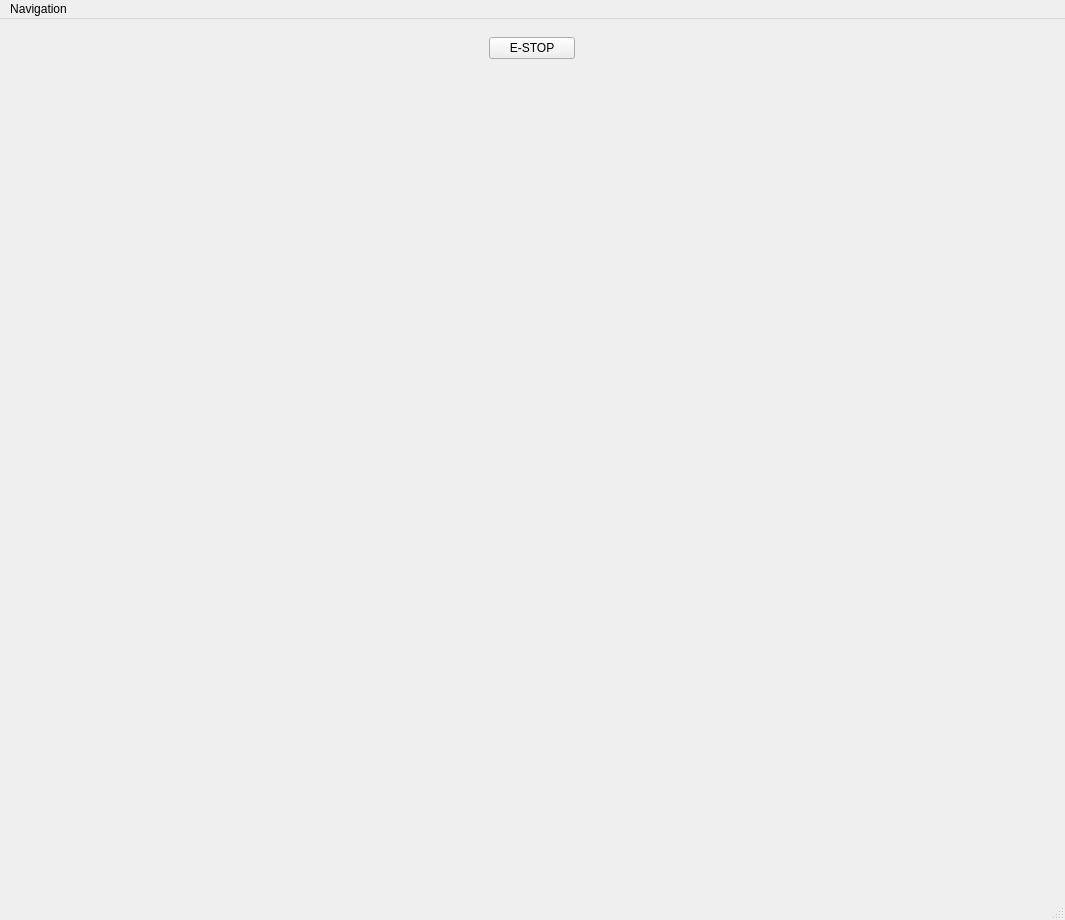
This is frontend/BSCMainWindow.ui in YCP-Rev-Metrix/BallSpinner-Controller-v2 as Qt 5 draws it before an edit. The edited form follows.
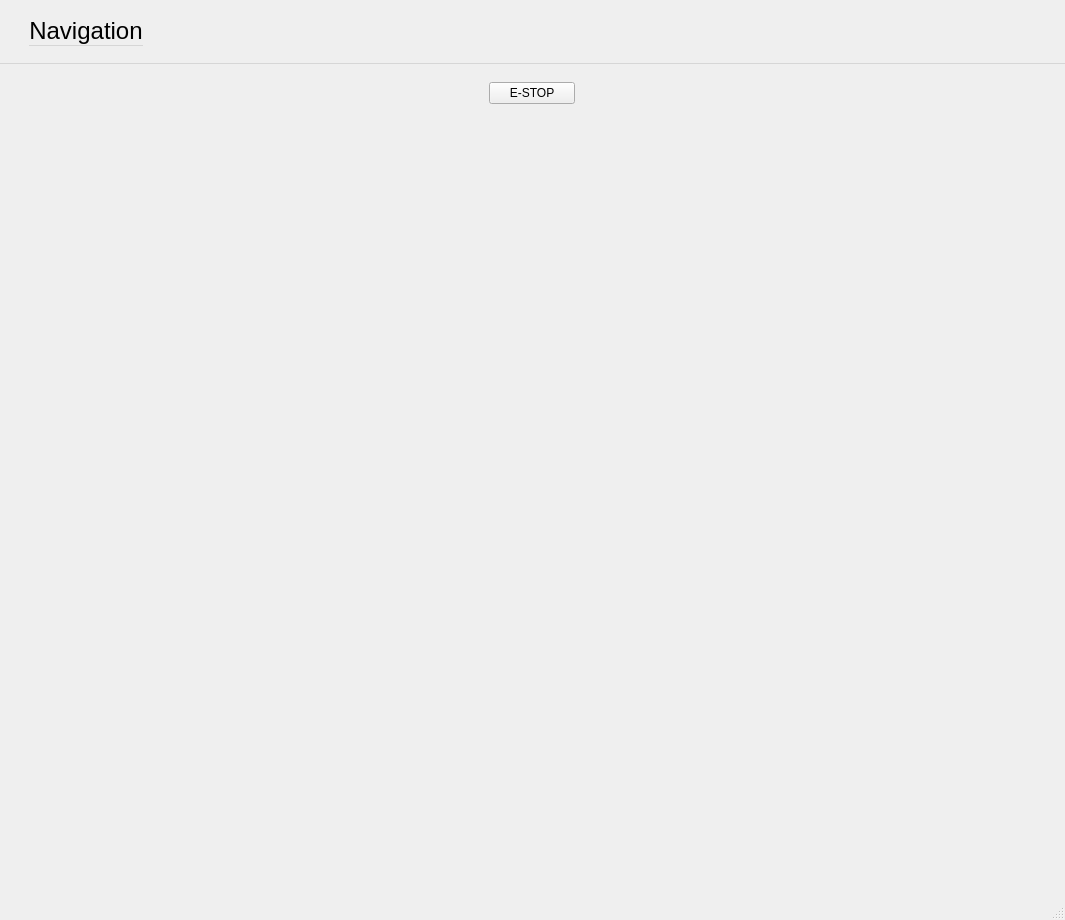
This is the edited form. Custom widgets are drawn as their Qt base class.

Patch:
```diff
--- a/frontend/BSCMainWindow.ui
+++ b/frontend/BSCMainWindow.ui
@@ -124,9 +124,20 @@
      <x>0</x>
      <y>0</y>
      <width>1065</width>
-     <height>33</height>
+     <height>50</height>
     </rect>
    </property>
+   <property name="font">
+    <font>
+     <pointsize>18</pointsize>
+    </font>
+   </property>
+   <property name="styleSheet">
+    <string notr="true">QMenuBar { padding: 8px; }
+QMenuBar::item { padding: 10px 15px; }
+QMenu { font-size: 18px; }
+QMenu::item { padding: 12px 25px; min-height: 45px; }</string>
+   </property>
     <widget class="QMenu" name="mnuNavigation">
     <property name="title">
      <string>Navigation</string>
```
